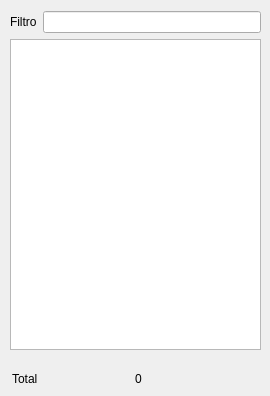
Qt form txtsave.ui (AnthonyDHerreraE/PracticaPOO-07-P62) before a commit.
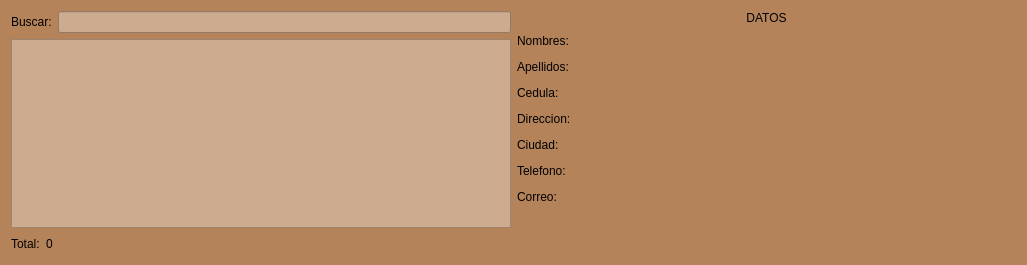
The same form after that commit.

Patch:
```diff
--- a/txtsave.ui
+++ b/txtsave.ui
@@ -6,71 +6,381 @@
    <rect>
     <x>0</x>
     <y>0</y>
-    <width>270</width>
-    <height>396</height>
+    <width>1027</width>
+    <height>265</height>
    </rect>
   </property>
   <property name="windowTitle">
    <string>Form</string>
   </property>
-  <widget class="QListWidget" name="listWidget">
-   <property name="geometry">
-    <rect>
-     <x>10</x>
-     <y>39</y>
-     <width>251</width>
-     <height>311</height>
-    </rect>
-   </property>
-  </widget>
-  <widget class="QLabel" name="lblTotale">
-   <property name="geometry">
-    <rect>
-     <x>12</x>
-     <y>371</y>
-     <width>29</width>
-     <height>16</height>
-    </rect>
-   </property>
-   <property name="text">
-    <string>Total</string>
-   </property>
-  </widget>
-  <widget class="QLabel" name="lblTotal">
-   <property name="geometry">
-    <rect>
-     <x>135</x>
-     <y>371</y>
-     <width>81</width>
-     <height>16</height>
-    </rect>
-   </property>
-   <property name="text">
-    <string>0</string>
-   </property>
-  </widget>
-  <widget class="QWidget" name="layoutWidget">
-   <property name="geometry">
-    <rect>
-     <x>10</x>
-     <y>10</y>
-     <width>251</width>
-     <height>24</height>
-    </rect>
-   </property>
-   <layout class="QHBoxLayout" name="horizontalLayout">
-    <item>
-     <widget class="QLabel" name="lblFiltro">
-      <property name="text">
-       <string>Filtro</string>
-      </property>
-     </widget>
-    </item>
-    <item>
-     <widget class="QLineEdit" name="lineEdit"/>
-    </item>
-   </layout>
-  </widget>
+  <property name="styleSheet">
+   <string notr="true">background-color: rgb(181, 131, 90);</string>
+  </property>
+  <layout class="QHBoxLayout" name="horizontalLayout_10">
+   <item>
+    <layout class="QVBoxLayout" name="lyvBuscar">
+     <property name="sizeConstraint">
+      <enum>QLayout::SetMaximumSize</enum>
+     </property>
+     <item>
+      <layout class="QHBoxLayout" name="lyhBarraBusqueda">
+       <item>
+        <widget class="QLabel" name="lblFiltro">
+         <property name="styleSheet">
+          <string notr="true">color: rgb(0, 0, 0);</string>
+         </property>
+         <property name="text">
+          <string>Buscar:</string>
+         </property>
+        </widget>
+       </item>
+       <item>
+        <widget class="QLineEdit" name="lineEdit">
+         <property name="styleSheet">
+          <string notr="true">color: rgb(0, 0, 0);
+background-color: rgb(205, 171, 143);</string>
+         </property>
+        </widget>
+       </item>
+      </layout>
+     </item>
+     <item>
+      <widget class="QListWidget" name="lstClientes">
+       <property name="styleSheet">
+        <string notr="true">color: rgb(0, 0, 0);
+background-color: rgb(205, 171, 143);</string>
+       </property>
+      </widget>
+     </item>
+     <item>
+      <layout class="QHBoxLayout" name="lyhTotal">
+       <item>
+        <widget class="QLabel" name="lblTotale">
+         <property name="styleSheet">
+          <string notr="true">color: rgb(0, 0, 0);</string>
+         </property>
+         <property name="text">
+          <string>Total:</string>
+         </property>
+        </widget>
+       </item>
+       <item>
+        <widget class="QLabel" name="lblTotal">
+         <property name="styleSheet">
+          <string notr="true">color: rgb(0, 0, 0);</string>
+         </property>
+         <property name="text">
+          <string>0</string>
+         </property>
+        </widget>
+       </item>
+       <item>
+        <spacer name="horizontalSpacer">
+         <property name="orientation">
+          <enum>Qt::Horizontal</enum>
+         </property>
+         <property name="sizeHint" stdset="0">
+          <size>
+           <width>40</width>
+           <height>20</height>
+          </size>
+         </property>
+        </spacer>
+       </item>
+      </layout>
+     </item>
+    </layout>
+   </item>
+   <item>
+    <layout class="QVBoxLayout" name="lyvDatos">
+     <item>
+      <widget class="QLabel" name="lblDatos">
+       <property name="styleSheet">
+        <string notr="true">color: rgb(0, 0, 0);</string>
+       </property>
+       <property name="text">
+        <string>DATOS</string>
+       </property>
+       <property name="alignment">
+        <set>Qt::AlignCenter</set>
+       </property>
+      </widget>
+     </item>
+     <item>
+      <layout class="QHBoxLayout" name="lyhNombres">
+       <item>
+        <widget class="QLabel" name="lblTNombres">
+         <property name="styleSheet">
+          <string notr="true">color: rgb(0, 0, 0);</string>
+         </property>
+         <property name="text">
+          <string>Nombres:</string>
+         </property>
+        </widget>
+       </item>
+       <item>
+        <widget class="QLabel" name="lblNombres">
+         <property name="styleSheet">
+          <string notr="true">color: rgb(0, 0, 0);</string>
+         </property>
+         <property name="text">
+          <string/>
+         </property>
+        </widget>
+       </item>
+       <item>
+        <spacer name="horizontalSpacer_2">
+         <property name="orientation">
+          <enum>Qt::Horizontal</enum>
+         </property>
+         <property name="sizeHint" stdset="0">
+          <size>
+           <width>40</width>
+           <height>20</height>
+          </size>
+         </property>
+        </spacer>
+       </item>
+      </layout>
+     </item>
+     <item>
+      <layout class="QHBoxLayout" name="lyhApellidos">
+       <item>
+        <widget class="QLabel" name="lblTApellidos">
+         <property name="styleSheet">
+          <string notr="true">color: rgb(0, 0, 0);</string>
+         </property>
+         <property name="text">
+          <string>Apellidos:</string>
+         </property>
+        </widget>
+       </item>
+       <item>
+        <widget class="QLabel" name="lblApellidos">
+         <property name="styleSheet">
+          <string notr="true">color: rgb(0, 0, 0);</string>
+         </property>
+         <property name="text">
+          <string/>
+         </property>
+        </widget>
+       </item>
+       <item>
+        <spacer name="horizontalSpacer_3">
+         <property name="orientation">
+          <enum>Qt::Horizontal</enum>
+         </property>
+         <property name="sizeHint" stdset="0">
+          <size>
+           <width>40</width>
+           <height>20</height>
+          </size>
+         </property>
+        </spacer>
+       </item>
+      </layout>
+     </item>
+     <item>
+      <layout class="QHBoxLayout" name="lyhCedula">
+       <item>
+        <widget class="QLabel" name="lblTCedula">
+         <property name="styleSheet">
+          <string notr="true">color: rgb(0, 0, 0);</string>
+         </property>
+         <property name="text">
+          <string>Cedula:</string>
+         </property>
+        </widget>
+       </item>
+       <item>
+        <widget class="QLabel" name="lblCedula">
+         <property name="styleSheet">
+          <string notr="true">color: rgb(0, 0, 0);</string>
+         </property>
+         <property name="text">
+          <string/>
+         </property>
+        </widget>
+       </item>
+       <item>
+        <spacer name="horizontalSpacer_4">
+         <property name="orientation">
+          <enum>Qt::Horizontal</enum>
+         </property>
+         <property name="sizeHint" stdset="0">
+          <size>
+           <width>40</width>
+           <height>20</height>
+          </size>
+         </property>
+        </spacer>
+       </item>
+      </layout>
+     </item>
+     <item>
+      <layout class="QHBoxLayout" name="lyhDireccion">
+       <item>
+        <widget class="QLabel" name="lblTDireccion">
+         <property name="styleSheet">
+          <string notr="true">color: rgb(0, 0, 0);</string>
+         </property>
+         <property name="text">
+          <string>Direccion:</string>
+         </property>
+        </widget>
+       </item>
+       <item>
+        <widget class="QLabel" name="lblDireccion">
+         <property name="styleSheet">
+          <string notr="true">color: rgb(0, 0, 0);</string>
+         </property>
+         <property name="text">
+          <string/>
+         </property>
+        </widget>
+       </item>
+       <item>
+        <spacer name="horizontalSpacer_5">
+         <property name="orientation">
+          <enum>Qt::Horizontal</enum>
+         </property>
+         <property name="sizeHint" stdset="0">
+          <size>
+           <width>40</width>
+           <height>20</height>
+          </size>
+         </property>
+        </spacer>
+       </item>
+      </layout>
+     </item>
+     <item>
+      <layout class="QHBoxLayout" name="lyhCiudad">
+       <item>
+        <widget class="QLabel" name="lblTCiudad">
+         <property name="styleSheet">
+          <string notr="true">color: rgb(0, 0, 0);</string>
+         </property>
+         <property name="text">
+          <string>Ciudad:</string>
+         </property>
+        </widget>
+       </item>
+       <item>
+        <widget class="QLabel" name="lblCiudad">
+         <property name="styleSheet">
+          <string notr="true">color: rgb(0, 0, 0);</string>
+         </property>
+         <property name="text">
+          <string/>
+         </property>
+        </widget>
+       </item>
+       <item>
+        <spacer name="horizontalSpacer_6">
+         <property name="orientation">
+          <enum>Qt::Horizontal</enum>
+         </property>
+         <property name="sizeHint" stdset="0">
+          <size>
+           <width>40</width>
+           <height>20</height>
+          </size>
+         </property>
+        </spacer>
+       </item>
+      </layout>
+     </item>
+     <item>
+      <layout class="QHBoxLayout" name="lyhTelefono">
+       <item>
+        <widget class="QLabel" name="lblTTelefono">
+         <property name="styleSheet">
+          <string notr="true">color: rgb(0, 0, 0);</string>
+         </property>
+         <property name="text">
+          <string>Telefono:</string>
+         </property>
+        </widget>
+       </item>
+       <item>
+        <widget class="QLabel" name="lblTelefono">
+         <property name="styleSheet">
+          <string notr="true">color: rgb(0, 0, 0);</string>
+         </property>
+         <property name="text">
+          <string/>
+         </property>
+        </widget>
+       </item>
+       <item>
+        <spacer name="horizontalSpacer_7">
+         <property name="orientation">
+          <enum>Qt::Horizontal</enum>
+         </property>
+         <property name="sizeHint" stdset="0">
+          <size>
+           <width>40</width>
+           <height>20</height>
+          </size>
+         </property>
+        </spacer>
+       </item>
+      </layout>
+     </item>
+     <item>
+      <layout class="QHBoxLayout" name="lyhCorreo">
+       <item>
+        <widget class="QLabel" name="lblTCorreo">
+         <property name="styleSheet">
+          <string notr="true">color: rgb(0, 0, 0);</string>
+         </property>
+         <property name="text">
+          <string>Correo:</string>
+         </property>
+        </widget>
+       </item>
+       <item>
+        <widget class="QLabel" name="lblCorreo">
+         <property name="styleSheet">
+          <string notr="true">color: rgb(0, 0, 0);</string>
+         </property>
+         <property name="text">
+          <string/>
+         </property>
+        </widget>
+       </item>
+       <item>
+        <spacer name="horizontalSpacer_8">
+         <property name="orientation">
+          <enum>Qt::Horizontal</enum>
+         </property>
+         <property name="sizeHint" stdset="0">
+          <size>
+           <width>40</width>
+           <height>20</height>
+          </size>
+         </property>
+        </spacer>
+       </item>
+      </layout>
+     </item>
+     <item>
+      <spacer name="verticalSpacer">
+       <property name="orientation">
+        <enum>Qt::Vertical</enum>
+       </property>
+       <property name="sizeHint" stdset="0">
+        <size>
+         <width>20</width>
+         <height>40</height>
+        </size>
+       </property>
+      </spacer>
+     </item>
+    </layout>
+   </item>
+  </layout>
  </widget>
  <resources/>
  <connections/>
```
Left out of the diff: 2 changed lines with no effect on the pictures.
